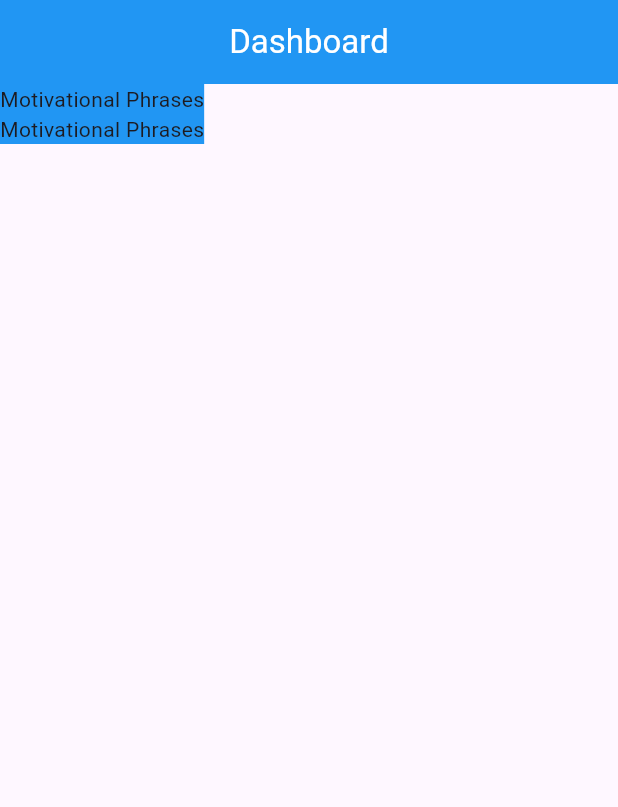
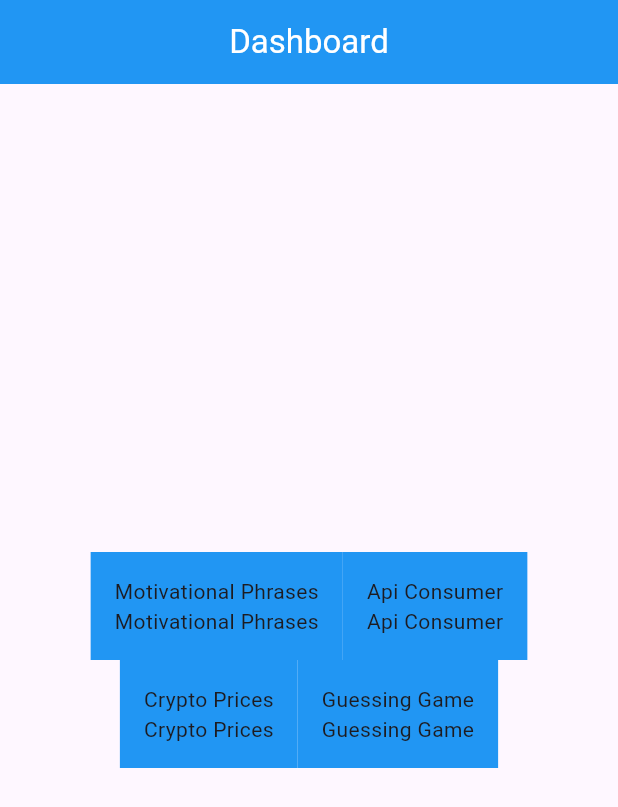
Before and after one commit to KaueRian/ADS, a Flutter app: the screen it shows after launch, on a phone screen of 412 x 824 dp. Shown: the top 807 px of the screen. Run offline on Flutter 3.47's test engine with Material 3 defaults, Android fonts, the phone set to English and light mode, and no system bars; our stand-ins replace adaptive_dialog, dio.

Commit message:
Creating the dashboard foudations

```diff
--- a/MOBILE I/simulado/simulado/lib/models/cards.dart
+++ b/MOBILE I/simulado/simulado/lib/models/cards.dart
@@ -4,19 +4,27 @@ import 'package:simulado/widgets/colors.dart';
 class Cards extends StatelessWidget {
   final String name;
   final String description;
+  final String screen;
 
   const Cards({
     super.key,
     required this.name,
     required this.description,
+    required this.screen,
   });
 
   @override
   Widget build(BuildContext context) {
-    return Container(
-      color: Cores.backgroundColor,
-      child: Column(
-        children: [Text(this.name), Text(this.description)],
+    return GestureDetector(
+      onTap: (){
+        Navigator.pushNamed(context, '${this.screen}');
+      },
+      child: Container(
+        padding: EdgeInsets.all(16),
+        color: Cores.backgroundColor,
+        child: Column(
+          children: [Text(this.name), Text(this.description)],
+        ),
       ),
     );
   }
--- a/MOBILE I/simulado/simulado/lib/screens/dashboard.dart
+++ b/MOBILE I/simulado/simulado/lib/screens/dashboard.dart
@@ -20,8 +20,35 @@ class _DashboardState extends State<Dashboard> {
         foregroundColor: Cores.foregroundColor,
       ),
       body: Column(
+        mainAxisAlignment: MainAxisAlignment.center,
         children: [
-          Cards(name: 'Motivational Phrases', description: 'Motivational Phrases')
+          Row(
+            mainAxisAlignment: MainAxisAlignment.center,
+            children: [
+              Cards(
+                name: 'Motivational Phrases',
+                description: 'Motivational Phrases',
+                screen: '/motivationalPhrases',
+              ),
+              Cards(
+                  name: 'Api Consumer',
+                  description: 'Api Consumer',
+                  screen: '/apiConsumer'),
+            ],
+          ),
+          Row(
+            mainAxisAlignment: MainAxisAlignment.center,
+            children: [
+              Cards(
+                  name: 'Crypto Prices',
+                  description: 'Crypto Prices',
+                  screen: '/cryptoPrices'),
+              Cards(
+                  name: 'Guessing Game',
+                  description: 'Guessing Game',
+                  screen: '/guessingGame')
+            ],
+          )
         ],
       ),
     );
--- a/MOBILE I/simulado/simulado/lib/screens/guessing_game.dart
+++ b/MOBILE I/simulado/simulado/lib/screens/guessing_game.dart
@@ -14,6 +14,7 @@ class _GuessingGameState extends State<GuessingGame> {
     return Scaffold(
       appBar: AppBar(
         title: Text('Guessing Game'),
+        centerTitle: true,
         backgroundColor: Cores.backgroundColor,
         foregroundColor: Cores.foregroundColor,
       ),
--- a/MOBILE I/simulado/simulado/pubspec.yaml
+++ b/MOBILE I/simulado/simulado/pubspec.yaml
@@ -34,6 +34,7 @@ dependencies:
   # The following adds the Cupertino Icons font to your application.
   # Use with the CupertinoIcons class for iOS style icons.
   cupertino_icons: ^1.0.8
+  adaptive_dialog: ^2.4.0
 
 dev_dependencies:
   flutter_test:
```
Also changed, not shown: MOBILE I/simulado/simulado/lib/main.dart (+8 -0 lines), MOBILE I/simulado/simulado/lib/screens/motivational_phrases.dart (+80 -7 lines), MOBILE I/simulado/simulado/pubspec.lock.
